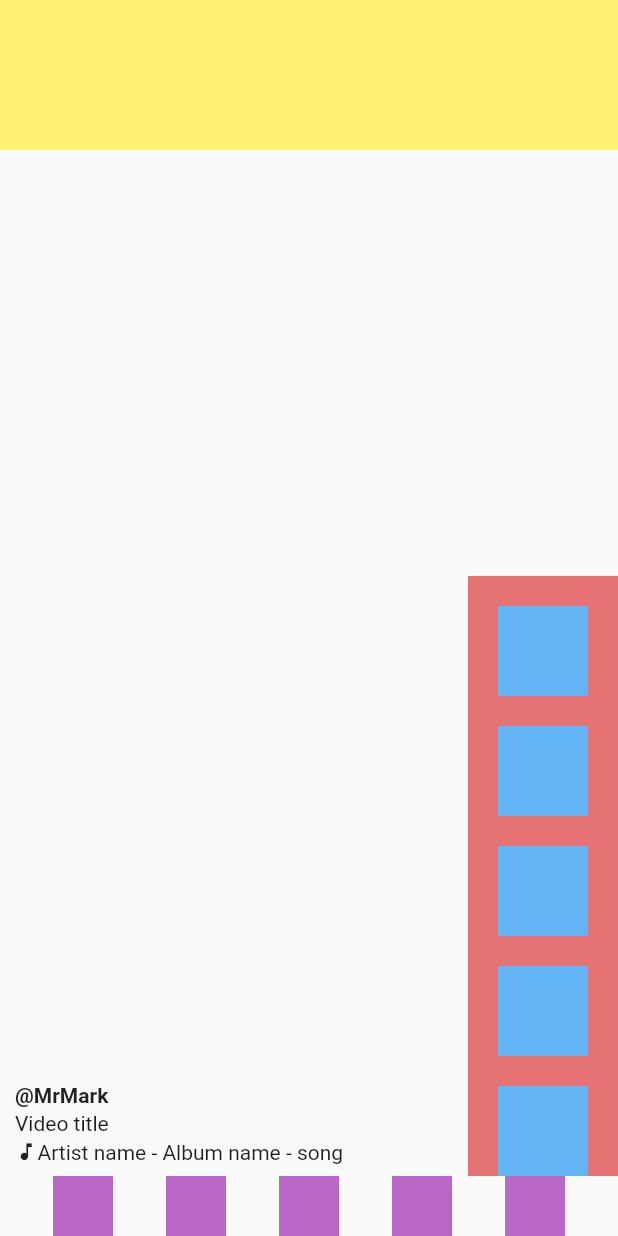
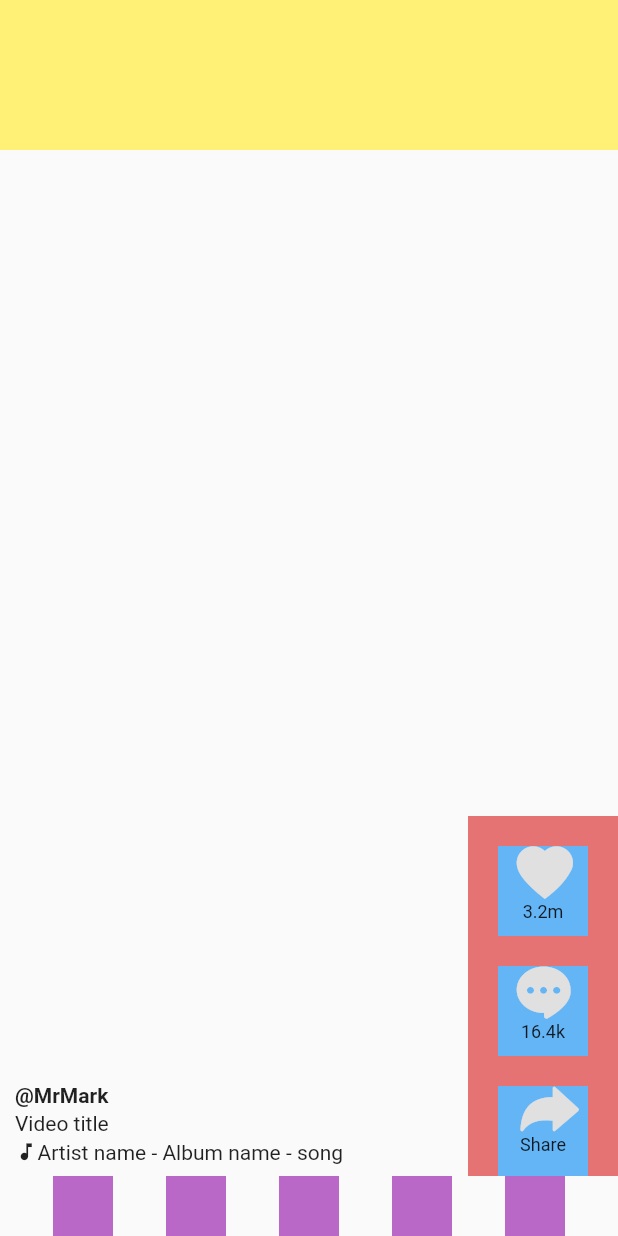
Before and after one commit to plasmatech8/flutter-practice, a Flutter app: the screen it shows after launch, on a phone screen of 412 x 824 dp. Run offline on Flutter 3.47's test engine with Material 2 defaults, Android fonts, the phone set to English and light mode, and no system bars.

Commit message:
Updated actions toolbar

```diff
--- /dev/null
+++ b/tiktokclone/lib/tiktok_icons.dart
@@ -0,0 +1,33 @@
+/// Flutter icons TikTokIcons
+/// Copyright (C) 2019 by original authors @ fluttericon.com, fontello.com
+/// This font was generated by FlutterIcon.com, which is derived from Fontello.
+///
+/// To use this font, place it in your fonts/ directory and include the
+/// following in your pubspec.yaml
+///
+/// flutter:
+///   fonts:
+///    - family:  TikTokIcons
+///      fonts:
+///       - asset: fonts/TikTokIcons.ttf
+///
+///
+///
+import 'package:flutter/widgets.dart';
+
+class TikTokIcons {
+  TikTokIcons._();
+
+  static const _kFontFam = 'TikTokIcons';
+
+  static const IconData chat_bubble =
+      const IconData(0xe808, fontFamily: _kFontFam);
+  static const IconData create = const IconData(0xe809, fontFamily: _kFontFam);
+  static const IconData heart = const IconData(0xe80a, fontFamily: _kFontFam);
+  static const IconData home = const IconData(0xe80b, fontFamily: _kFontFam);
+  static const IconData messages =
+      const IconData(0xe80c, fontFamily: _kFontFam);
+  static const IconData profile = const IconData(0xe80d, fontFamily: _kFontFam);
+  static const IconData reply = const IconData(0xe80e, fontFamily: _kFontFam);
+  static const IconData search = const IconData(0xe80f, fontFamily: _kFontFam);
+}
--- a/tiktokclone/lib/widgets/actions_toolbar.dart
+++ b/tiktokclone/lib/widgets/actions_toolbar.dart
@@ -1,4 +1,6 @@
 import 'package:flutter/material.dart';
+
+import 'package:tiktokclone/tiktok_icons.dart';
 
 class ActionsToolbar extends StatelessWidget {
   @override
@@ -7,16 +9,29 @@ class ActionsToolbar extends StatelessWidget {
       width: 100,
       color: Colors.red[300],
       child: Column(
-        mainAxisSize: MainAxisSize.min, // Use min space and expand upwards
-        children: List<Widget>.generate(
-            5,
-            (_) => Container(
-                  width: 60,
-                  height: 60,
-                  color: Colors.blue[300],
-                  margin: EdgeInsets.only(top: 20),
-                )),
-      ),
+          mainAxisSize: MainAxisSize.min, // Use min space and expand upwards
+          children: <Widget>[
+            _getSocialAction(title: '3.2m', icon: TikTokIcons.heart),
+            _getSocialAction(title: '16.4k', icon: TikTokIcons.chat_bubble),
+            _getSocialAction(
+                title: 'Share', icon: TikTokIcons.reply, iconSize: 30),
+          ]),
     );
   }
 }
+
+Widget _getSocialAction({String title, IconData icon, double iconSize = 35}) {
+  return Container(
+    width: 60,
+    height: 60,
+    color: Colors.blue[300],
+    margin: EdgeInsets.only(top: 20),
+    child: Column(children: <Widget>[
+      Icon(icon, size: iconSize, color: Colors.grey[300]),
+      Padding(
+        padding: EdgeInsets.only(top: 2),
+        child: Text(title, style: TextStyle(fontSize: 12)),
+      ),
+    ]),
+  );
+}
--- a/tiktokclone/pubspec.yaml
+++ b/tiktokclone/pubspec.yaml
@@ -74,3 +74,8 @@ flutter:
   #
   # For details regarding fonts from package dependencies,
   # see https://flutter.dev/custom-fonts/#from-packages
+
+  fonts:
+  - family:  TikTokIcons
+    fonts:
+      - asset: assets/fonts/TikTokIcons.ttf
```
Also changed, not shown: docs/2020-07-24-13-52-47.png (added), tiktokclone/assets/fonts/TikTokIcons.ttf (added), 1 other file.
